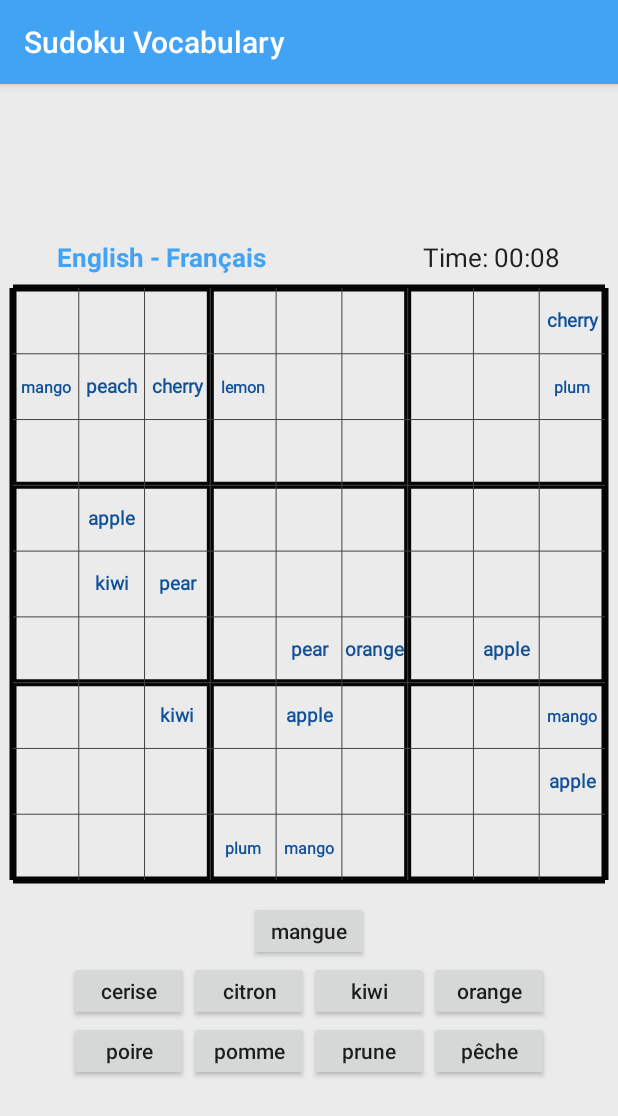
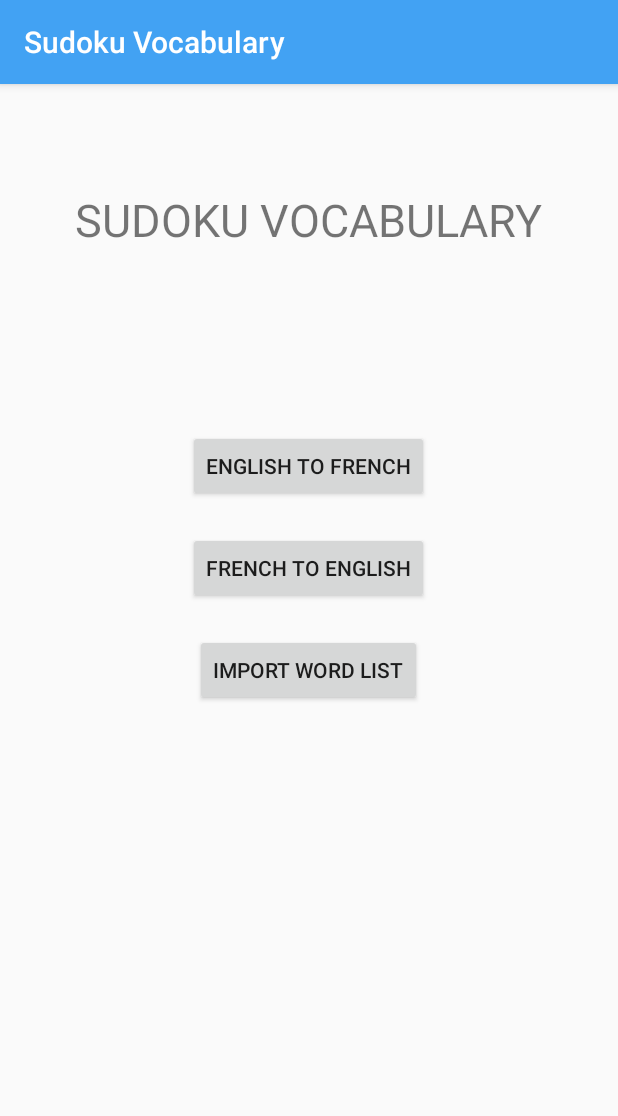
Before and after one commit to Huasenberg/Sudoku-Vocabulary, an Android app: the screen it shows after launch (MainActivity before the commit, MainMenu after it), on a phone screen of 412 x 824 dp. Shown: the top 1116 px of the screen. Run offline under Robolectric (Android 15) with nearby library versions, the phone set to English and light mode, and no system bars.

```diff
--- a/app/src/main/AndroidManifest.xml
+++ b/app/src/main/AndroidManifest.xml
@@ -9,13 +9,14 @@
         android:roundIcon="@mipmap/ic_launcher_round"
         android:supportsRtl="true"
         android:theme="@style/AppTheme">
-        <activity android:name=".MainActivity">
+        <activity android:name=".MainMenu">
             <intent-filter>
                 <action android:name="android.intent.action.MAIN" />
 
                 <category android:name="android.intent.category.LAUNCHER" />
             </intent-filter>
         </activity>
+        <activity android:name=".MainActivity"></activity>
     </application>
 
 </manifest>
--- a/app/src/main/java/ca/cmpt276theta/sudokuvocabulary/GameData.java
+++ b/app/src/main/java/ca/cmpt276theta/sudokuvocabulary/GameData.java
@@ -6,8 +6,9 @@ import java.util.Random;
 
 public class GameData {
 
-    private Pair<String, String>[][] mGridContent;
-    private Pair<String, String>[] mMappingArray;
+    private Pair<Integer, String>[][] mGridContent;
+    private Pair<Integer, String>[] mMappingArray;
+    private Pair<Integer, String>[] mMappingArrayOfButton;
     private int[][] mPuzzle;
     private int[][] mPuzzleAnswer;
 
@@ -22,49 +23,59 @@ public class GameData {
         mPuzzleAnswer = Generator.generateSolved();
 
         // Pairing the words with numbers
-        mMappingArray = new Pair [9];
-        mMappingArray[0] = new Pair<>("1", "mango");
-        mMappingArray[1] = new Pair<>("2", "cherry");
-        mMappingArray[2] = new Pair<>("3", "lemon");
-        mMappingArray[3] = new Pair<>("4", "kiwi");
-        mMappingArray[4] = new Pair<>("5", "orange");
-        mMappingArray[5] = new Pair<>("6", "pear");
-        mMappingArray[6] = new Pair<>("7", "apple");
-        mMappingArray[7] = new Pair<>("8", "plum");
-        mMappingArray[8] = new Pair<>("9", "peach");
+        mMappingArray = new Pair[9];
+        mMappingArray[0] = new Pair<>(1, "mango");
+        mMappingArray[1] = new Pair<>(2, "cherry");
+        mMappingArray[2] = new Pair<>(3, "lemon");
+        mMappingArray[3] = new Pair<>(4, "kiwi");
+        mMappingArray[4] = new Pair<>(5, "orange");
+        mMappingArray[5] = new Pair<>(6, "pear");
+        mMappingArray[6] = new Pair<>(7, "apple");
+        mMappingArray[7] = new Pair<>(8, "plum");
+        mMappingArray[8] = new Pair<>(9, "peach");
 
-        for(int x = 0; x < mPuzzle.length; x++)
-        {
-            for(int y = 0; y < mPuzzle[x].length; y++)
-            {
-                if(random.nextInt(DIFFICULTY+1) == 0) {
-                    mPuzzle[x][y] = mPuzzleAnswer[x][y];
-                }
+        mMappingArrayOfButton = new Pair[9];
+        mMappingArrayOfButton[0] = new Pair<>(1, "mangue");
+        mMappingArrayOfButton[1] = new Pair<>(2, "cerise");
+        mMappingArrayOfButton[2] = new Pair<>(3, "citron");
+        mMappingArrayOfButton[3] = new Pair<>(4, "kiwi");
+        mMappingArrayOfButton[4] = new Pair<>(5, "orange");
+        mMappingArrayOfButton[5] = new Pair<>(6, "poire");
+        mMappingArrayOfButton[6] = new Pair<>(7, "pomme");
+        mMappingArrayOfButton[7] = new Pair<>(8, "prune");
+        mMappingArrayOfButton[8] = new Pair<>(9, "pêche");
+
+
+        for(int i = 0; i < 9; i++) {
+            for(int j = 0; j < 9; j++) {
+                if(random.nextInt(DIFFICULTY+1) == 0)
+                    mPuzzle[i][j] = mPuzzleAnswer[i][j];
+                if (mPuzzle[i][j] != 0)
+                    mGridContent[i][j] = mMappingArray[mPuzzle[i][j] - 1];
+                else
+                    mGridContent[i][j] = new Pair<>(-1, " ");
             }
         }
 
-        final Pair<String, String> nullPair = new Pair<>(" ", " ");
-
-        for (int i = 0; i < 9; i++) {
-            for (int j = 0; j < 9; j++) {
-                if (mPuzzle[i][j] != 0)
-                    mGridContent[i][j] = mMappingArray[mPuzzle[i][j] - 1];
-                else {
-                    mGridContent[i][j] = nullPair;
-                }
-            }
-        }
     }
 
-    public Pair<String, String> getGridContent(int i, int j) {
+    public Pair<Integer, String> getGridContent(int i, int j) {
         return mGridContent[i][j];
     }
 
-    public void setGridContent(Pair<String, String> pair, int i, int j) {
+    public void setGridContent(Pair<Integer, String> pair, int i, int j) {
         mGridContent[i][j] = pair;
     }
 
-    public int getmPuzzle(int i, int j) {
+    public int getPuzzle(int i, int j) {
         return mPuzzle[i][j];
     }
+
+    public Pair<Integer, String> getMappingArray(int i) {
+        return mMappingArray[i];
+    }
+
+    public Pair<Integer, String> getMappingArrayOfButton(int i) {
+        return mMappingArrayOfButton[i];
+    }
 }
--- a/app/src/main/java/ca/cmpt276theta/sudokuvocabulary/GameMain.java
+++ b/app/src/main/java/ca/cmpt276theta/sudokuvocabulary/GameMain.java
@@ -37,12 +37,12 @@ public class GameMain {
     }
 
     public void fillWord(Button button) {
-        Pair<String, String> buttonContent = new Pair<>((String)button.getTag(), (String)button.getText());
+        Pair<Integer, String> buttonContent = new Pair<>(Integer.parseInt((String)button.getTag()), (String)button.getText());
         mPositionX = mGameView.getTouchPositionX();
         mPositionY = mGameView.getTouchPositionY();
         if(mPositionX < 0 || mPositionX > 8 || mPositionY < 0 || mPositionY > 8)
             return;
-        else if(mGameData.getmPuzzle(mPositionY, mPositionX) != 0) {
+        else if(mGameData.getPuzzle(mPositionY, mPositionX) != 0) {
             Toast.makeText(mGameView.getContext(), "Can't fill in pre-filled cell", Toast.LENGTH_SHORT).show();
             return;
         }
--- /dev/null
+++ b/app/src/main/java/ca/cmpt276theta/sudokuvocabulary/MainMenu.java
@@ -0,0 +1,40 @@
+package ca.cmpt276theta.sudokuvocabulary;
+
+import android.content.Intent;
+import android.support.v7.app.AppCompatActivity;
+import android.os.Bundle;
+import android.view.View;
+import android.widget.Button;
+
+public class MainMenu extends AppCompatActivity {
+
+    @Override
+    protected void onCreate(Bundle savedInstanceState) {
+        super.onCreate(savedInstanceState);
+        setContentView(R.layout.activity_main_menu);
+        Button mLanguageAtoLanguageB = findViewById(R.id.languageA_to_languageB);
+        mLanguageAtoLanguageB.setOnClickListener(new View.OnClickListener() {
+            @Override
+            public void onClick(View v) {
+                Intent intent = new Intent(MainMenu.this, MainActivity.class);
+                startActivity(intent);
+            }
+        });
+
+        Button mLanguageBtoLanguageA = findViewById(R.id.languageB_to_languageA);
+        mLanguageBtoLanguageA.setOnClickListener(new View.OnClickListener() {
+            @Override
+            public void onClick(View v) {
+                // Does nothing yet, but soon!
+            }
+        });
+
+        Button mImportWordList = findViewById(R.id.import_word_list);
+        mImportWordList.setOnClickListener(new View.OnClickListener() {
+            @Override
+            public void onClick(View v) {
+                // Does nothing yet, but soon!
+            }
+        });
+    }
+}
--- /dev/null
+++ b/app/src/main/res/layout/activity_main_menu.xml
@@ -0,0 +1,50 @@
+<?xml version="1.0" encoding="utf-8"?>
+<android.support.constraint.ConstraintLayout xmlns:android="http://schemas.android.com/apk/res/android"
+    xmlns:tools="http://schemas.android.com/tools"
+    android:layout_width="match_parent"
+    android:layout_height="match_parent"
+    tools:context=".MainMenu">
+    <LinearLayout
+        android:layout_width="match_parent"
+        android:layout_height="match_parent"
+        android:orientation="vertical"
+        android:gravity="center_horizontal">
+
+        <TextView
+            android:id="@+id/app_name_caps"
+            android:layout_width="wrap_content"
+            android:layout_height="wrap_content"
+            android:text="@string/app_name_caps"
+            android:textSize="30sp"
+            android:layout_marginBottom="120dp"
+            android:layout_marginTop="70dp"/>
+
+        <LinearLayout
+            android:layout_width="wrap_content"
+            android:layout_height="wrap_content"
+            android:orientation="vertical"
+            android:gravity="center_horizontal">
+            <Button
+                android:id="@+id/languageA_to_languageB"
+                android:layout_width="wrap_content"
+                android:layout_height="wrap_content"
+                android:text="@string/languageA_to_languageB"
+                android:layout_marginBottom="20dp"/>
+
+            <Button
+                android:id="@+id/languageB_to_languageA"
+                android:layout_width="wrap_content"
+                android:layout_height="wrap_content"
+                android:text="@string/languageB_to_languageA"
+                android:layout_marginBottom="20dp"/>
+
+            <Button
+                android:id="@+id/import_word_list"
+                android:layout_width="wrap_content"
+                android:layout_height="wrap_content"
+                android:text="@string/import_word_list"
+                android:layout_marginBottom="20dp"/>
+        </LinearLayout>
+    </LinearLayout>
+
+</android.support.constraint.ConstraintLayout>
--- a/app/src/main/res/values/colors.xml
+++ b/app/src/main/res/values/colors.xml
@@ -8,5 +8,7 @@
     <color name="subgrid">#424242</color>
     <color name="highlightRec">#3295F0</color>
     <color name="conflict">#E27C7C</color>
-    <color name="preFilledWord">#115199</color>
+    <color name="preFilledWord">#1868C0</color>
+    <color name="hintBubble">#B9002A50</color>
+
 </resources>
--- a/app/src/main/res/values/strings.xml
+++ b/app/src/main/res/values/strings.xml
@@ -9,5 +9,8 @@
     <string name="cerise">cerise</string>
     <string name="mangue">mangue</string>
     <string name="prune">prune</string>
-
+    <string name="app_name_caps">SUDOKU VOCABULARY</string>
+    <string name="languageA_to_languageB">ENGLISH TO FRENCH</string>
+    <string name="languageB_to_languageA">FRENCH TO ENGLISH</string>
+    <string name="import_word_list">IMPORT WORD LIST</string>
 </resources>
```
Also changed, not shown: app/src/main/java/ca/cmpt276theta/sudokuvocabulary/GameView.java (+79 -18 lines).
